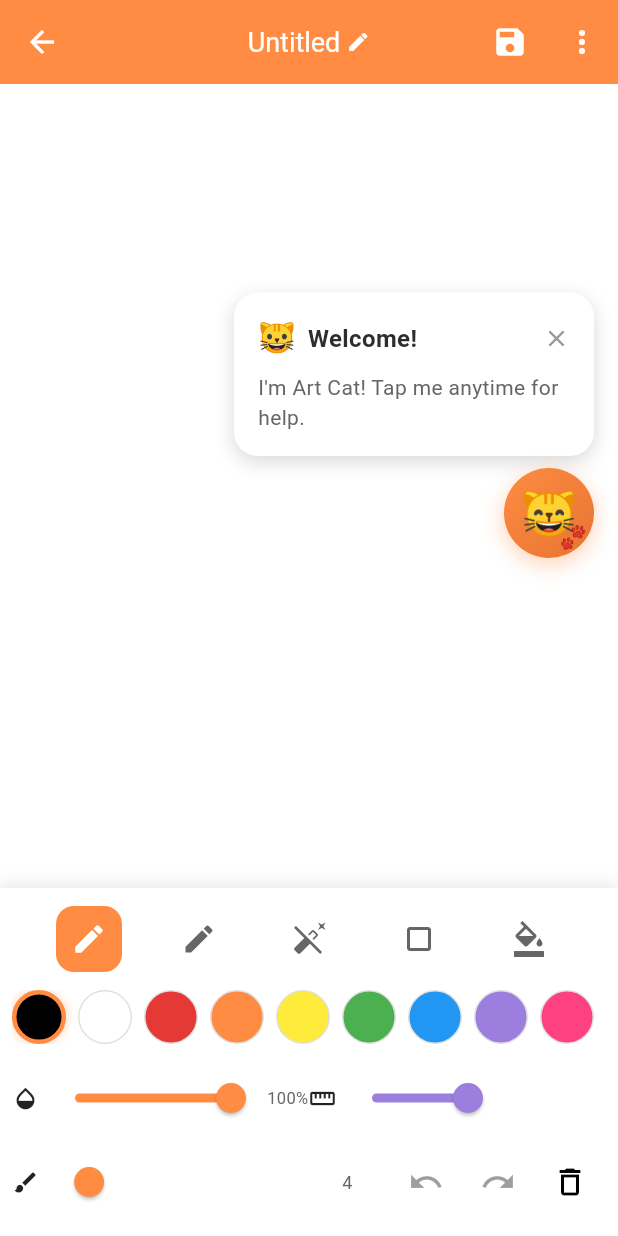
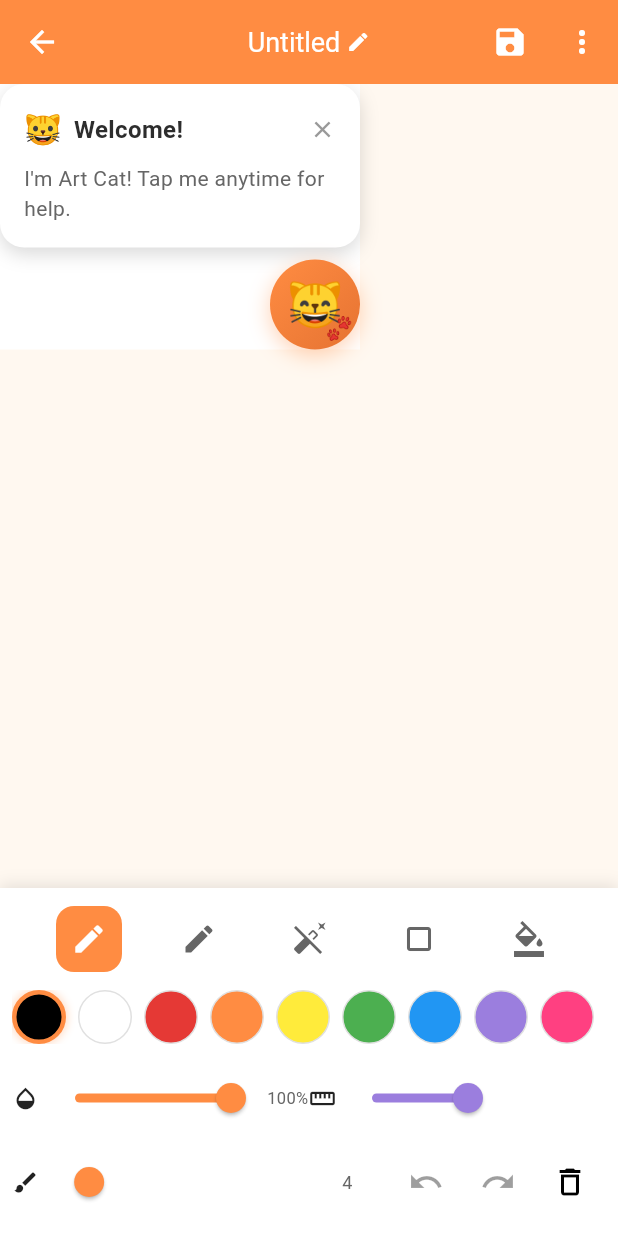
Before and after one commit to eden-amelia/ap..., a Flutter app: the CanvasScreen screen opened by its route, on a phone screen of 412 x 824 dp. Run offline on Flutter 3.47's test engine with Material 3 defaults, Android fonts, the phone set to English and light mode, and no system bars; our stand-ins replace hive_flutter; accounts and stored records are empty.

Commit message:
Allow users to drag the canvas mascot to reposition it
- Convert canvas screen to StatefulWidget for position state
- Add GestureDetector with onPanStart/onPanUpdate for drag handling
- Clamp position to keep mascot within visible bounds
- Tap still triggers contextual help tooltip

Made-with: Cursor

```diff
--- a/lib/features/canvas/screens/canvas_screen.dart
+++ b/lib/features/canvas/screens/canvas_screen.dart
@@ -11,8 +11,16 @@ import '../widgets/drawing_canvas.dart';
 import '../widgets/tools_panel.dart';
 
 /// Main canvas screen for drawing
-class CanvasScreen extends StatelessWidget {
+class CanvasScreen extends StatefulWidget {
   const CanvasScreen({super.key});
+
+  @override
+  State<CanvasScreen> createState() => _CanvasScreenState();
+}
+
+class _CanvasScreenState extends State<CanvasScreen> {
+  static const double _mascotSize = 60;
+  Offset? _mascotPosition;
 
   @override
   Widget build(BuildContext context) {
@@ -53,10 +61,38 @@ class CanvasScreen extends StatelessWidget {
           const Positioned.fill(
             child: DrawingCanvas(),
           ),
-          // Art Cat mascot - shows tool-specific help when tapped
-          Positioned(
-            right: 16,
-            bottom: 220,
+          // Art Cat mascot - draggable, shows tool-specific help when tapped
+          LayoutBuilder(
+            builder: (context, constraints) {
+              final size = Size(constraints.maxWidth, constraints.maxHeight);
+              final defaultPos = Offset(
+                size.width - 16 - _mascotSize,
+                size.height - 220 - _mascotSize,
+              );
+              final position = _mascotPosition ?? defaultPos;
+              final clampedLeft = position.dx.clamp(0.0, size.width - _mascotSize);
+              final clampedTop = position.dy.clamp(0.0, size.height - _mascotSize);
+
+              return Positioned(
+                left: clampedLeft,
+                top: clampedTop,
+                child: GestureDetector(
+                  onPanStart: (_) {
+                    if (_mascotPosition == null) {
+                      setState(() => _mascotPosition = Offset(clampedLeft, clampedTop));
+                    }
+                  },
+                  onPanUpdate: (details) {
+                    setState(() {
+                      final current = _mascotPosition ?? Offset(clampedLeft, clampedTop);
+                      _mascotPosition = Offset(
+                        (current.dx + details.delta.dx)
+                            .clamp(0.0, size.width - _mascotSize),
+                        (current.dy + details.delta.dy)
+                            .clamp(0.0, size.height - _mascotSize),
+                      );
+                    });
+                  },
                   child: Consumer2<CanvasProvider, MascotProvider>(
                     builder: (context, canvasProvider, mascotProvider, _) {
                       final tooltipKeys = {
@@ -68,10 +104,14 @@ class CanvasScreen extends StatelessWidget {
                       };
                       final key = tooltipKeys[canvasProvider.selectedTool] ?? 'canvas';
                       return ArtCatMascot(
+                        size: _mascotSize,
                         onTap: () => mascotProvider.showContextualTooltip(key),
                       );
                     },
                   ),
+                ),
+              );
+            },
           ),
         ],
       ),
```
Lines whose indentation alone changed are shown as unchanged.
